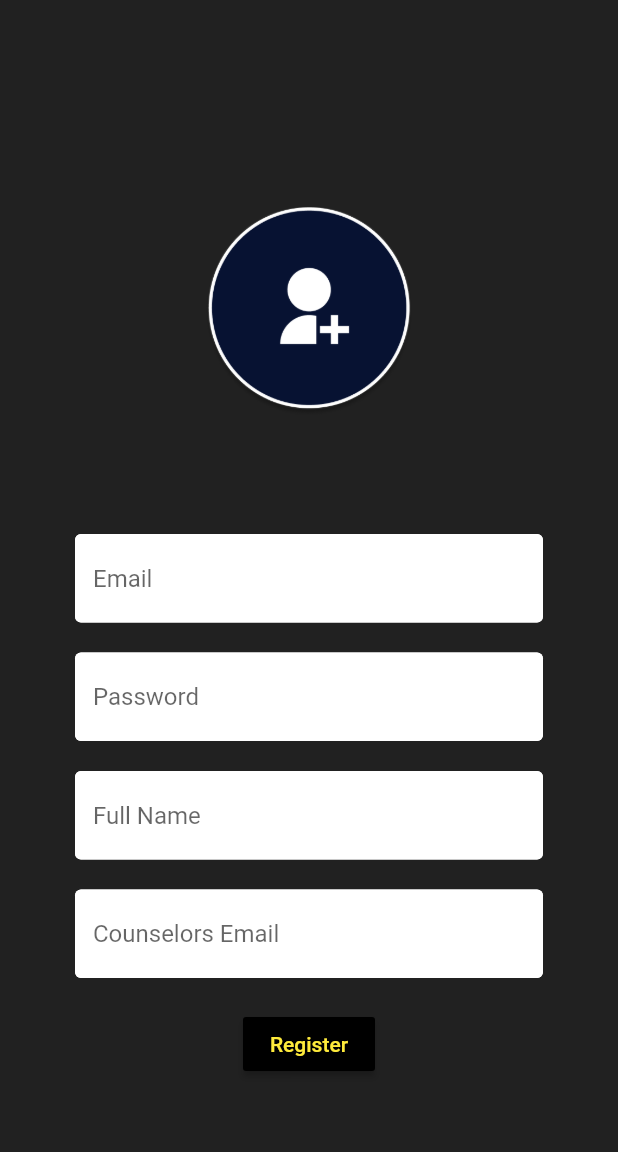
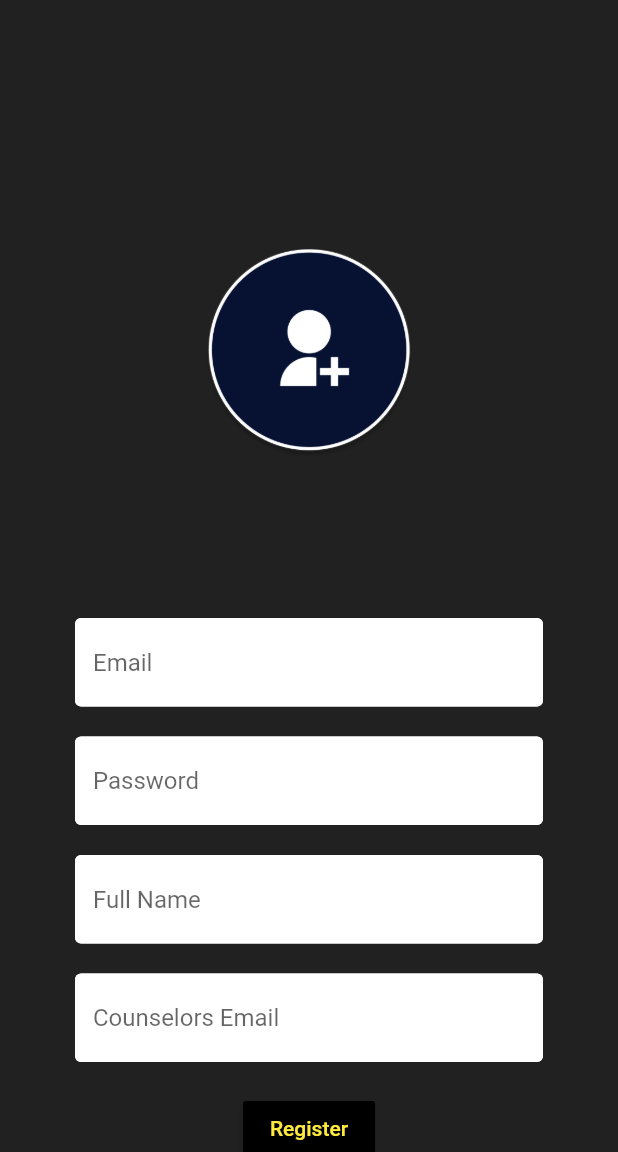
Before and after one commit to EmmanThomp3/StrengthTogether, a Flutter app: the Register screen opened directly, after a tap on "Are you a Student?", on a phone screen of 412 x 824 dp, the part 84-1236 px from its top. Run offline on Flutter 3.47's test engine with Material 2 defaults, Android fonts, the phone set to English and light mode, and no system bars; our stand-ins replace cached_network_image, cloud_firestore, firebase_auth, firebase_core, firebase_storage, flutter_spinkit and 1 more; missing offline and left inert: flutter_webview_plugin; accounts and stored records are empty.

Commit message:
Register page UI fix

```diff
--- a/lib/Screens/authenticate/register.dart
+++ b/lib/Screens/authenticate/register.dart
@@ -128,8 +128,11 @@ class _RegisterState extends State<Register> {
           ),
         ],
       ),
-      body: Container(
+      body: SingleChildScrollView(
+            child:Container(
         padding: EdgeInsets.symmetric(vertical: 20.0, horizontal: 50.0),
+         height: MediaQuery.of(context).size.height,
+            width: MediaQuery.of(context).size.width,
         child:  Form(
           key: _formKey,
           child:Column(
@@ -276,7 +279,7 @@ class _RegisterState extends State<Register> {
                 style: TextStyle(color: Colors.red, fontSize: 14.0),
               ),
             ],
-            ),
+           ) ),
         ),
       ),
     );
```
